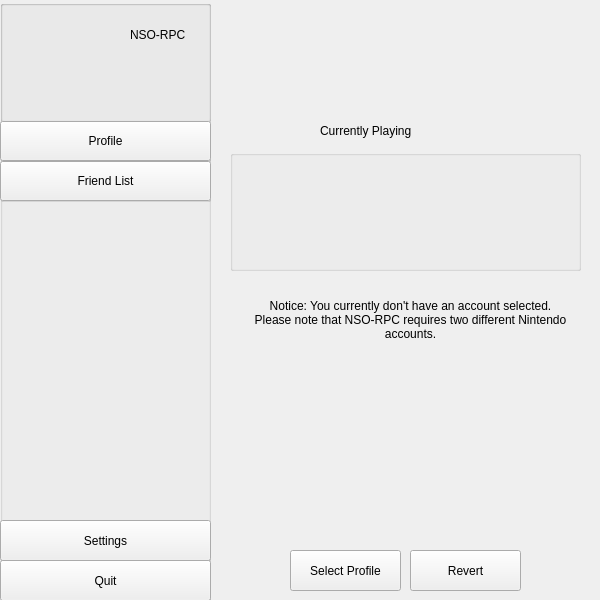
The window that client/layout/mainwindow.ui (MCMi460/NSO-RPC) describes before a commit, drawn with Qt 5.
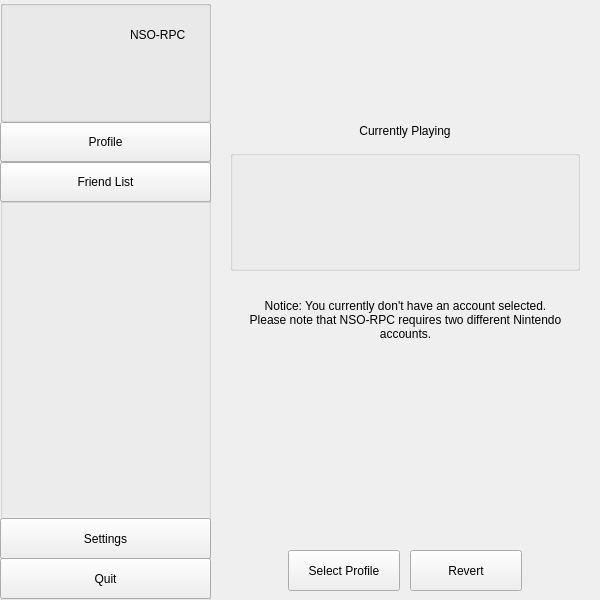
The same window after the commit. The open tabs and pages were chosen to show the change.

Commit message: Adjust positioning in mainwindow.ui (home)

Patch:
```diff
--- a/client/layout/mainwindow.ui
+++ b/client/layout/mainwindow.ui
@@ -239,7 +239,7 @@
       <property name="geometry">
        <rect>
         <x>0</x>
-        <y>121</y>
+        <y>122</y>
         <width>211</width>
         <height>41</height>
        </rect>
@@ -265,7 +265,7 @@
       <property name="geometry">
        <rect>
         <x>0</x>
-        <y>161</y>
+        <y>162</y>
         <width>211</width>
         <height>41</height>
        </rect>
@@ -291,7 +291,7 @@
       <property name="geometry">
        <rect>
         <x>0</x>
-        <y>560</y>
+        <y>558</y>
         <width>211</width>
         <height>41</height>
        </rect>
@@ -317,7 +317,7 @@
       <property name="geometry">
        <rect>
         <x>0</x>
-        <y>520</y>
+        <y>518</y>
         <width>211</width>
         <height>41</height>
        </rect>
@@ -355,7 +355,7 @@
         <rect>
          <x>20</x>
          <y>150</y>
-         <width>351</width>
+         <width>350</width>
          <height>121</height>
         </rect>
        </property>
@@ -366,7 +366,7 @@
         <property name="geometry">
          <rect>
           <x>120</x>
-          <y>15</y>
+          <y>20</y>
           <width>221</width>
           <height>31</height>
          </rect>
@@ -374,6 +374,9 @@
         <property name="text">
          <string/>
         </property>
+        <property name="alignment">
+         <set>Qt::AlignBottom|Qt::AlignLeading|Qt::AlignLeft</set>
+        </property>
         <property name="wordWrap">
          <bool>true</bool>
         </property>
@@ -413,19 +416,22 @@
         <rect>
          <x>110</x>
          <y>120</y>
-         <width>171</width>
+         <width>170</width>
          <height>21</height>
         </rect>
        </property>
        <property name="text">
         <string>Currently Playing</string>
        </property>
+       <property name="alignment">
+        <set>Qt::AlignCenter</set>
+       </property>
       </widget>
       <widget class="QLabel" name="label_11">
        <property name="geometry">
         <rect>
-         <x>30</x>
-         <y>10</y>
+         <x>35</x>
+         <y>12</y>
          <width>91</width>
          <height>91</height>
         </rect>
@@ -463,9 +469,9 @@
       <widget class="QPushButton" name="pushButton_7">
        <property name="geometry">
         <rect>
-         <x>80</x>
+         <x>78</x>
          <y>550</y>
-         <width>111</width>
+         <width>112</width>
          <height>41</height>
         </rect>
        </property>
@@ -478,7 +484,7 @@
         <rect>
          <x>200</x>
          <y>550</y>
-         <width>111</width>
+         <width>112</width>
          <height>41</height>
         </rect>
        </property>
@@ -492,9 +498,9 @@
        </property>
        <property name="geometry">
         <rect>
-         <x>30</x>
+         <x>20</x>
          <y>280</y>
-         <width>341</width>
+         <width>351</width>
          <height>80</height>
         </rect>
        </property>
```
Left out of the diff: 6 changed lines with no effect on the pictures. The commit also changes 2 other files.
